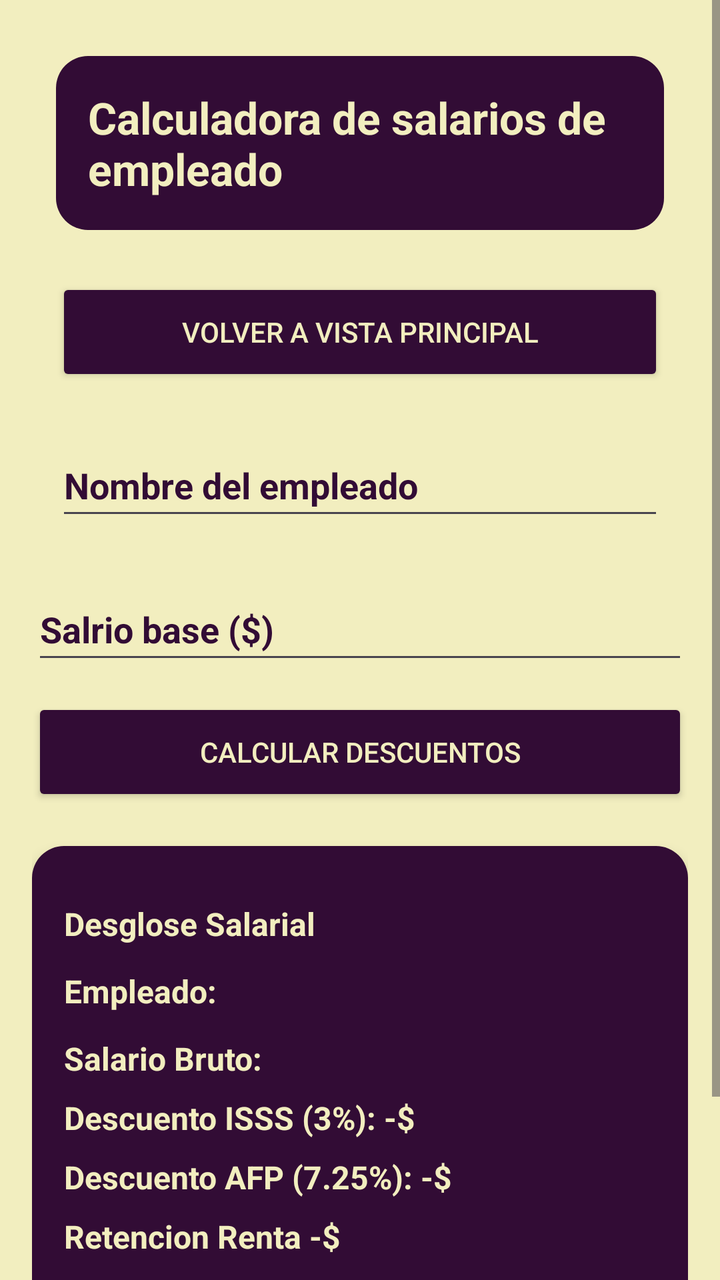
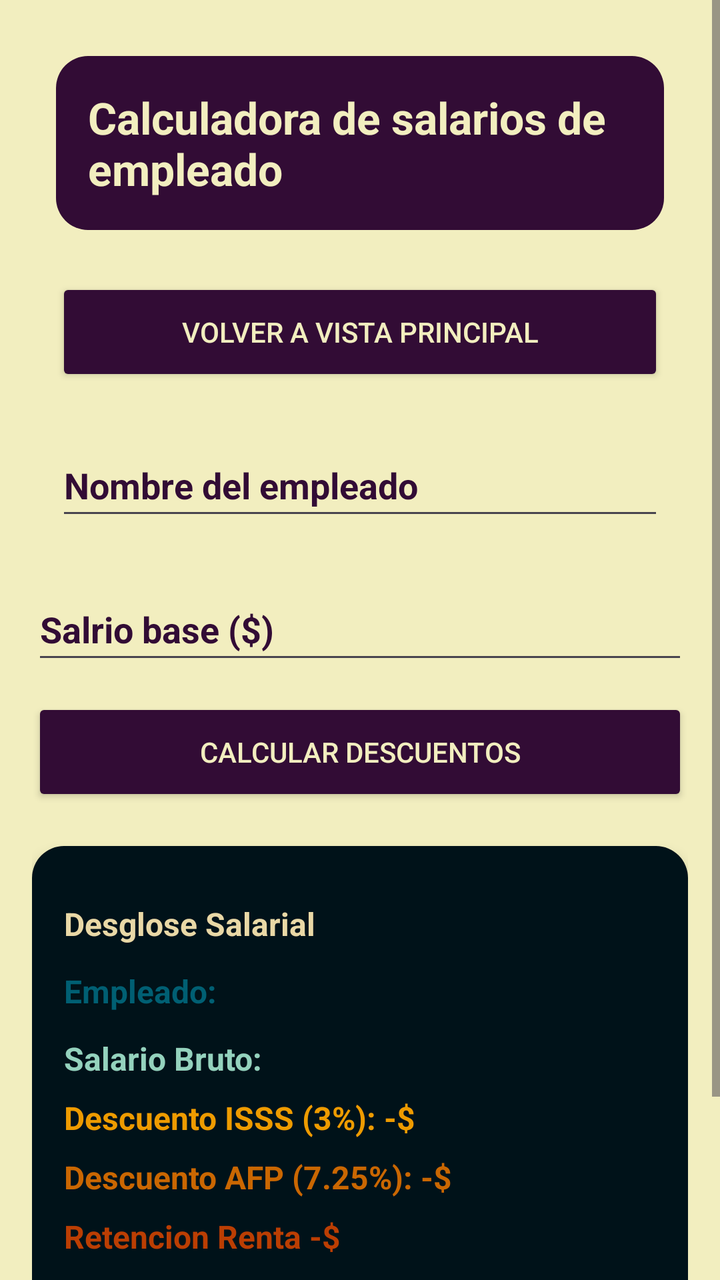

Before-and-after screenshots of an Android layout around one commit, followed by the original layout XML and the change that was made.
<!-- AndroidManifest.xml: application theme Theme.EjerciciosDesafioPractico -->
<!-- res/layout/salario_activity.xml -->
<?xml version="1.0" encoding="utf-8"?>
<androidx.constraintlayout.widget.ConstraintLayout xmlns:android="http://schemas.android.com/apk/res/android"
    xmlns:app="http://schemas.android.com/apk/res-auto"
    xmlns:tools="http://schemas.android.com/tools"
    android:layout_width="match_parent"
    android:layout_height="match_parent"
    android:background="@color/btnColor"
    >

    <ScrollView
        android:layout_width="match_parent"
        android:layout_height="match_parent"
        app:layout_constraintBottom_toBottomOf="parent"
        app:layout_constraintEnd_toEndOf="parent"
        app:layout_constraintStart_toStartOf="parent"
        android:fillViewport="true"
        app:layout_constraintTop_toTopOf="parent">

        <LinearLayout
            android:layout_width="match_parent"
            android:layout_height="wrap_content"
            android:padding="@dimen/padding_screen"
            android:orientation="vertical" >
            <TextView
                android:id="@+id/tvTitulo"
                android:layout_width="match_parent"
                android:layout_height="wrap_content"
                android:text="@string/SalarioTitulo"
                android:textAlignment="center"
                android:background="@drawable/border_radius"
                android:padding="@dimen/padding_screen"
                android:textColor="@color/btnColor"
                android:textSize="@dimen/text_size_title"
                android:textStyle="bold"
                android:layout_margin="@dimen/margin_component"
                />
            <Button
                android:id="@+id/btnVolver"
                android:layout_width="match_parent"
                android:layout_height="@dimen/btn_height"
                android:layout_marginTop="@dimen/margin_component"
                android:backgroundTint="@color/TextColor"
                android:text="@string/btnVolver"
                android:textColor="@color/btnColor"
                android:layout_margin="@dimen/margin_component"
                />

            <EditText
                android:id="@+id/etNombreEmpleado"
                android:layout_width="match_parent"
                android:layout_height="@dimen/input_height"
                android:layout_margin="@dimen/margin_component"
                android:layout_marginTop="@dimen/margin_top_section"
                android:hint="@string/lblNombreEmpleado"
                android:inputType="textPersonName"
                android:textAlignment="center"
                android:textColor="@color/TextColor"
                android:textColorHint="@color/TextColor"
                android:textStyle="bold" />

            <EditText
                android:id="@+id/etSalarioBase"
                android:layout_width="match_parent"
                android:layout_height="@dimen/input_height"
                android:layout_marginTop="@dimen/margin_component"
                android:hint="@string/lblSalarioBase"
                android:inputType="numberDecimal"
                android:textAlignment="center"
                android:textColor="@color/TextColor"
                android:textColorHint="@color/TextColor"
                android:textStyle="bold" />


            <Button
                android:id="@+id/btnCalcular"
                android:layout_width="match_parent"
                android:layout_height="@dimen/btn_height"
                android:layout_marginTop="@dimen/margin_component"
                android:backgroundTint="@color/TextColor"

                android:text="@string/btnCalcularSalario"
                android:textColor="@color/btnColor" />

            <LinearLayout
                android:id="@+id/layoutResultados"
                android:layout_width="match_parent"
                android:layout_height="wrap_content"
                android:layout_marginTop="@dimen/margin_top_section"
                android:layout_marginBottom="@dimen/margin_top_section"
                android:background="@drawable/border_radius"
                android:elevation="4dp"
                android:orientation="vertical"
                android:padding="@dimen/padding_card">

                <TextView
                    android:id="@+id/tvTituloDesglose"
                    android:layout_width="match_parent"
                    android:layout_height="wrap_content"
                    android:text="@string/lblTituloDesglose"
                    android:textAlignment="center"
                    android:textColor="@color/btnColor"
                    android:layout_marginTop="@dimen/margin_component"
                    android:textSize="@dimen/text_size_body"
                    android:textStyle="bold" />


                <TextView
                    android:id="@+id/tvResEmpleado"
                    android:layout_width="match_parent"
                    android:layout_height="wrap_content"
                    android:layout_marginTop="@dimen/margin_component"
                    android:text="@string/lblResEmpleado"
                    android:textColor="@color/btnColor"
                    android:textSize="@dimen/text_size_body"
                    android:textStyle="bold" />


                <TextView
                    android:id="@+id/tvResSalarioBruto"
                    android:layout_width="match_parent"
                    android:layout_height="wrap_content"
                    android:layout_marginTop="@dimen/margin_component"
                    android:text="@string/lblResBruto"
                    android:textColor="@color/btnColor"
                    android:textSize="@dimen/text_size_body"
                    android:textStyle="bold" />


                <TextView
                    android:id="@+id/tvResISSS"
                    android:layout_width="match_parent"
                    android:layout_height="wrap_content"
                    android:layout_marginTop="8dp"
                    android:text="@string/lblResIsss"
                    android:textColor="@color/btnColor"
                    android:textSize="@dimen/text_size_body"
                    android:textStyle="bold" />


                <TextView
                    android:id="@+id/tvResAFP"
                    android:layout_width="match_parent"
                    android:layout_height="wrap_content"
                    android:layout_marginTop="8dp"
                    android:text="@string/lblResAfp"
                    android:textColor="@color/btnColor"
                    android:textSize="@dimen/text_size_body"
                    android:textStyle="bold" />


                <TextView
                    android:id="@+id/tvResRenta"
                    android:layout_width="match_parent"
                    android:layout_height="wrap_content"
                    android:layout_marginTop="8dp"
                    android:text="@string/lblResRenta"
                    android:textColor="@color/btnColor"
                    android:textSize="@dimen/text_size_body"
                    android:textStyle="bold" />


                <TextView
                    android:id="@+id/tvResTotalDescuentos"
                    android:layout_width="match_parent"
                    android:layout_height="wrap_content"
                    android:layout_marginTop="8dp"
                    android:text="@string/lblResTotalDescuentos"
                    android:textColor="@color/btnColor"
                    android:textSize="@dimen/text_size_body"
                    android:textStyle="bold" />


                <TextView
                    android:id="@+id/tvResSalarioNeto"
                    android:layout_width="match_parent"
                    android:layout_height="wrap_content"
                    android:layout_marginTop="@dimen/margin_component"
                    android:text="@string/lblResNeto"
                    android:textColor="@color/btnColor"
                    android:textSize="@dimen/text_size_result"
                    android:textStyle="bold" />

            </LinearLayout>


            </LinearLayout>

    </ScrollView>
</androidx.constraintlayout.widget.ConstraintLayout>
<!-- resources referenced by this layout -->
<resources>
  <color name="TextColor">#320C35</color>
  <color name="btnColor">#F2EEBF</color>
  <dimen name="btn_height">54dp</dimen>
  <dimen name="input_height">48dp</dimen>
  <dimen name="margin_component">12dp</dimen>
  <dimen name="margin_top_section">20dp</dimen>
  <dimen name="padding_card">16dp</dimen>
  <dimen name="padding_screen">16dp</dimen>
  <dimen name="text_size_body">16sp</dimen>
  <dimen name="text_size_result">18sp</dimen>
  <dimen name="text_size_title">22sp</dimen>
  <!-- drawable border_radius (drawable) -->
  <?xml version="1.0" encoding="utf-8"?>
  <shape xmlns:android="http://schemas.android.com/apk/res/android"
      android:shape="rectangle">
  
      
      <solid android:color="@color/TextColor" />
  
      
      <corners android:radius="16dp" />
  
      
  
  </shape>
  <string name="SalarioTitulo">Calculadora de salarios de empleado</string>
  <string name="btnCalcularSalario">Calcular descuentos</string>
  <string name="btnVolver">Volver A vista principal</string>
  <string name="lblNombreEmpleado">Nombre del empleado</string>
  <string name="lblResAfp" formatted="false">Descuento AFP (7.25%): -$</string>
  <string name="lblResBruto">Salario Bruto: </string>
  <string name="lblResEmpleado">Empleado: </string>
  <string name="lblResIsss" formatted="false">Descuento ISSS (3%): -$</string>
  <string name="lblResNeto">Salario Neto a pagar: $</string>
  <string name="lblResRenta">Retencion Renta -$</string>
  <string name="lblResTotalDescuentos">Toal Descuentos: -$</string>
  <string name="lblSalarioBase">Salrio base ($)</string>
  <string name="lblTituloDesglose">Desglose Salarial</string>
  <style name="Theme.EjerciciosDesafioPractico" parent="Base.Theme.EjerciciosDesafioPractico" />
  <style name="Base.Theme.EjerciciosDesafioPractico" parent="Theme.Material3.DayNight.NoActionBar">
          
          
      </style>
</resources>

<!-- the commit's change to res/layout/salario_activity.xml (unified diff, before → after) -->
@@ -87,7 +87,7 @@
                 android:layout_height="wrap_content"
                 android:layout_marginTop="@dimen/margin_top_section"
                 android:layout_marginBottom="@dimen/margin_top_section"
-                android:background="@drawable/border_radius"
+                android:background="@drawable/border_radius2"
                 android:elevation="4dp"
                 android:orientation="vertical"
                 android:padding="@dimen/padding_card">
@@ -98,7 +98,7 @@
                     android:layout_height="wrap_content"
                     android:text="@string/lblTituloDesglose"
                     android:textAlignment="center"
-                    android:textColor="@color/btnColor"
+                    android:textColor="@color/color0"
                     android:layout_marginTop="@dimen/margin_component"
                     android:textSize="@dimen/text_size_body"
                     android:textStyle="bold" />
@@ -110,7 +110,7 @@
                     android:layout_height="wrap_content"
                     android:layout_marginTop="@dimen/margin_component"
                     android:text="@string/lblResEmpleado"
-                    android:textColor="@color/btnColor"
+                    android:textColor="@color/color1"
                     android:textSize="@dimen/text_size_body"
                     android:textStyle="bold" />
 
@@ -121,7 +121,7 @@
                     android:layout_height="wrap_content"
                     android:layout_marginTop="@dimen/margin_component"
                     android:text="@string/lblResBruto"
-                    android:textColor="@color/btnColor"
+                    android:textColor="@color/color2"
                     android:textSize="@dimen/text_size_body"
                     android:textStyle="bold" />
 
@@ -132,7 +132,7 @@
                     android:layout_height="wrap_content"
                     android:layout_marginTop="8dp"
                     android:text="@string/lblResIsss"
-                    android:textColor="@color/btnColor"
+                    android:textColor="@color/color3"
                     android:textSize="@dimen/text_size_body"
                     android:textStyle="bold" />
 
@@ -143,7 +143,7 @@
                     android:layout_height="wrap_content"
                     android:layout_marginTop="8dp"
                     android:text="@string/lblResAfp"
-                    android:textColor="@color/btnColor"
+                    android:textColor="@color/color4"
                     android:textSize="@dimen/text_size_body"
                     android:textStyle="bold" />
 
@@ -154,7 +154,7 @@
                     android:layout_height="wrap_content"
                     android:layout_marginTop="8dp"
                     android:text="@string/lblResRenta"
-                    android:textColor="@color/btnColor"
+                    android:textColor="@color/color5"
                     android:textSize="@dimen/text_size_body"
                     android:textStyle="bold" />
 
@@ -165,7 +165,7 @@
                     android:layout_height="wrap_content"
                     android:layout_marginTop="8dp"
                     android:text="@string/lblResTotalDescuentos"
-                    android:textColor="@color/btnColor"
+                    android:textColor="@color/color6"
                     android:textSize="@dimen/text_size_body"
                     android:textStyle="bold" />
 
@@ -176,7 +176,7 @@
                     android:layout_height="wrap_content"
                     android:layout_marginTop="@dimen/margin_component"
                     android:text="@string/lblResNeto"
-                    android:textColor="@color/btnColor"
+                    android:textColor="@color/Textresult"
                     android:textSize="@dimen/text_size_result"
                     android:textStyle="bold" />
 
<!-- resource entries referenced after the edit -->
@@ -1,7 +1,15 @@
 <!-- resources referenced by this layout -->
 <resources>
   <color name="TextColor">#320C35</color>
+  <color name="Textresult">#9B2226</color>
   <color name="btnColor">#F2EEBF</color>
+  <color name="color0">#E9D8A6</color>
+  <color name="color1">#005F73</color>
+  <color name="color2">#94D2BD</color>
+  <color name="color3">#EE9B00</color>
+  <color name="color4">#CA6702</color>
+  <color name="color5">#BB3E03</color>
+  <color name="color6">#AE2012</color>
   <dimen name="btn_height">54dp</dimen>
   <dimen name="input_height">48dp</dimen>
   <dimen name="margin_component">12dp</dimen>
@@ -25,6 +33,20 @@
       
   
   </shape>
+  <!-- drawable border_radius2 (drawable) -->
+  <?xml version="1.0" encoding="utf-8"?>
+  <shape xmlns:android="http://schemas.android.com/apk/res/android"
+      android:shape="rectangle">
+  
+      
+      <solid android:color="@color/backgroundResult" />
+  
+      
+      <corners android:radius="16dp" />
+  
+      
+  
+  </shape>
   <string name="SalarioTitulo">Calculadora de salarios de empleado</string>
   <string name="btnCalcularSalario">Calcular descuentos</string>
   <string name="btnVolver">Volver A vista principal</string>
@@ -39,6 +61,7 @@
   <string name="lblSalarioBase">Salrio base ($)</string>
   <string name="lblTituloDesglose">Desglose Salarial</string>
   <style name="Theme.EjerciciosDesafioPractico" parent="Base.Theme.EjerciciosDesafioPractico" />
+  <color name="backgroundResult">#001219</color>
   <style name="Base.Theme.EjerciciosDesafioPractico" parent="Theme.Material3.DayNight.NoActionBar">
           
           
